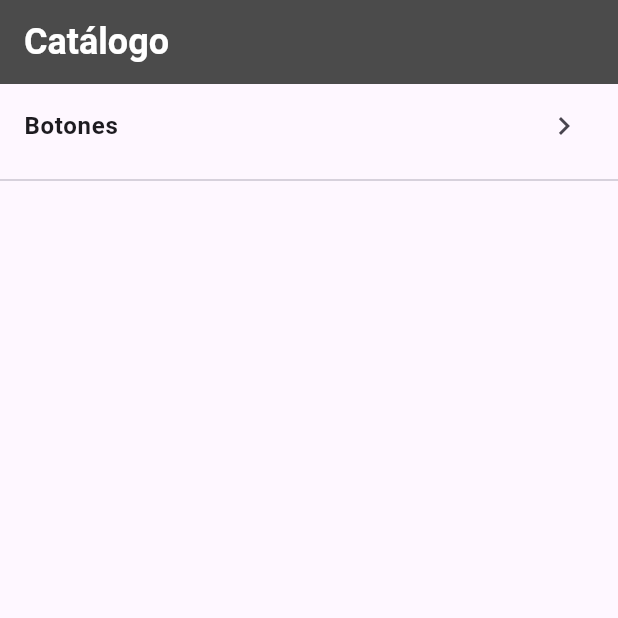
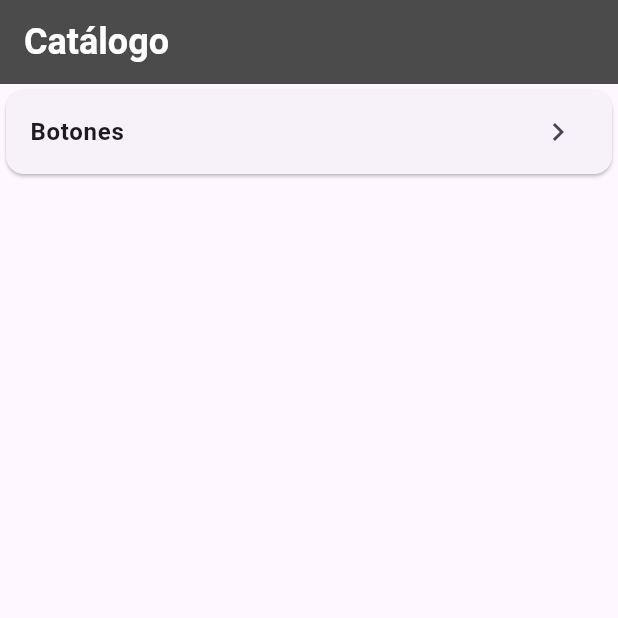
Before and after one commit to Yonderus/Respi, a Flutter app: the screen it shows after launch, on a phone screen of 412 x 824 dp, the top half of it. Run offline on Flutter 3.47's test engine with Material 3 defaults, Android fonts, the phone set to English and light mode, and no system bars.

Commit message:
(Mauro) Modificando catalogo

```diff
--- a/lib/catalog/catalog_page.dart
+++ b/lib/catalog/catalog_page.dart
@@ -1,4 +1,5 @@
 import 'package:flutter/material.dart';
+import 'package:respi/catalog/demos/buttons_demo.dart';
 
 class CatalogPage extends StatelessWidget {
   const CatalogPage({super.key});
@@ -17,16 +18,21 @@ class CatalogPage extends StatelessWidget {
       ),
       body: ListView(
         children: [
-          ListTile(
-            trailing: const Icon(Icons.chevron_right),
-            title: Text(
-              'Botones',
-              style: TextStyle(fontWeight: FontWeight.bold),
+          Card(
+            child: ListTile(
+              trailing: const Icon(Icons.chevron_right),
+              title: Text(
+                'Botones',
+                style: TextStyle(fontWeight: FontWeight.bold),
+              ),
+              onTap: () {
+                // Asegúrate de importar 'buttons_demo.dart' y que exista la clase ButtonsDemo
+                Navigator.of(
+                  context,
+                ).push(MaterialPageRoute(builder: (context) => DemoButtons()));
+              },
             ),
-            onTap: () {},
           ),
-          const Divider(),
-          ListTile(),
         ],
       ),
     );
```
Also changed, not shown: lib/catalog/demos/buttons_demo.dart (+6 -11 lines).
